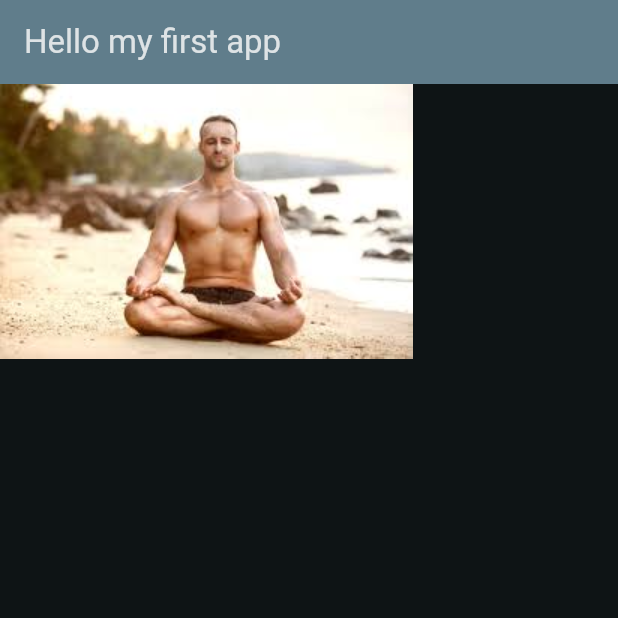
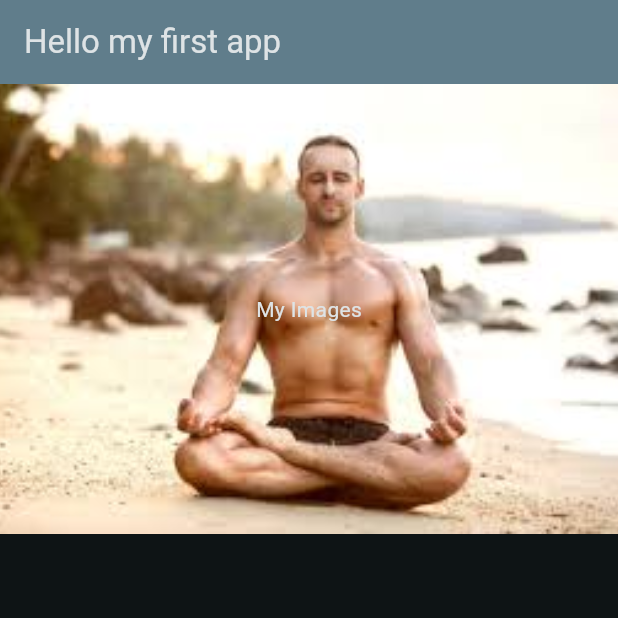
Before and after one commit to shishupaltech/flutter-learning-step-by-step, a Flutter app: the screen it shows after launch, on a phone screen of 412 x 824 dp, the top half of it. Run offline on Flutter 3.47's test engine with Material 3 defaults, Android fonts, the light colour scheme and no system bars.

Commit message:
stack is completed

```diff
--- a/section2/lib/main.dart
+++ b/section2/lib/main.dart
@@ -32,17 +32,12 @@ class MyHomePage extends StatelessWidget {
         title: Text('Hello my first app'),
         backgroundColor: Colors.blueGrey,
       ),
-      // body: Image.network(
-      //   'https://encrypted-tbn0.gstatic.com/images?q=tbn:ANd9GcRxW2gvtCFH3lQJFmjp3NuoydvBgsFqV04POg&s',
-      //   height: double.infinity,
-      //   // fit: BoxFit.contain,
-      //   // fit: BoxFit.cover,
-      //   // fit: BoxFit.fill,
-      //   // fit: BoxFit.fitHeight,
-      //   // fit: BoxFit.fitWidth,
-      //   // fit: BoxFit.scaleDown,
-      // ),
-      body: Image.asset('assets/images/menyoga1.jpeg'),
+      body: Stack(
+        children: [
+          Image.asset('assets/images/menyoga1.jpeg',fit: BoxFit.cover,height: 300,),
+          SizedBox(height: 300, child: Center(child: Text('My Images'))),
+        ],
+      ),
     );
   }
 }
```
